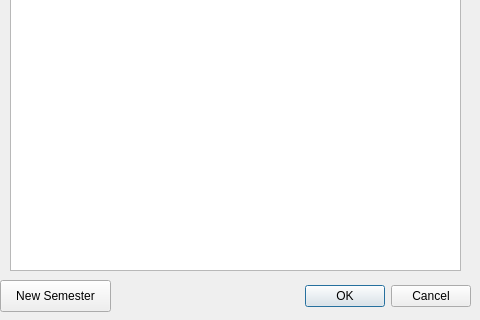
The window that semesters.ui (stenpety/h1-student-planner) describes before a commit, drawn with Qt 5; both pictures show x 0 to 480 and y 320 to 640 of the 480 by 640 pixel window.
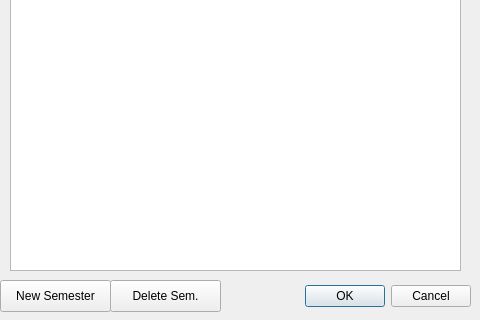
The same window after the commit.

Commit message: Add semester delete functionality

Patch:
```diff
--- a/semesters.ui
+++ b/semesters.ui
@@ -52,6 +52,19 @@
     <string>New Semester</string>
    </property>
   </widget>
+  <widget class="QPushButton" name="deleteSemesterButton">
+   <property name="geometry">
+    <rect>
+     <x>110</x>
+     <y>600</y>
+     <width>111</width>
+     <height>32</height>
+    </rect>
+   </property>
+   <property name="text">
+    <string>Delete Sem.</string>
+   </property>
+  </widget>
  </widget>
  <resources/>
  <connections>
```
The commit also changes 1 other file.
